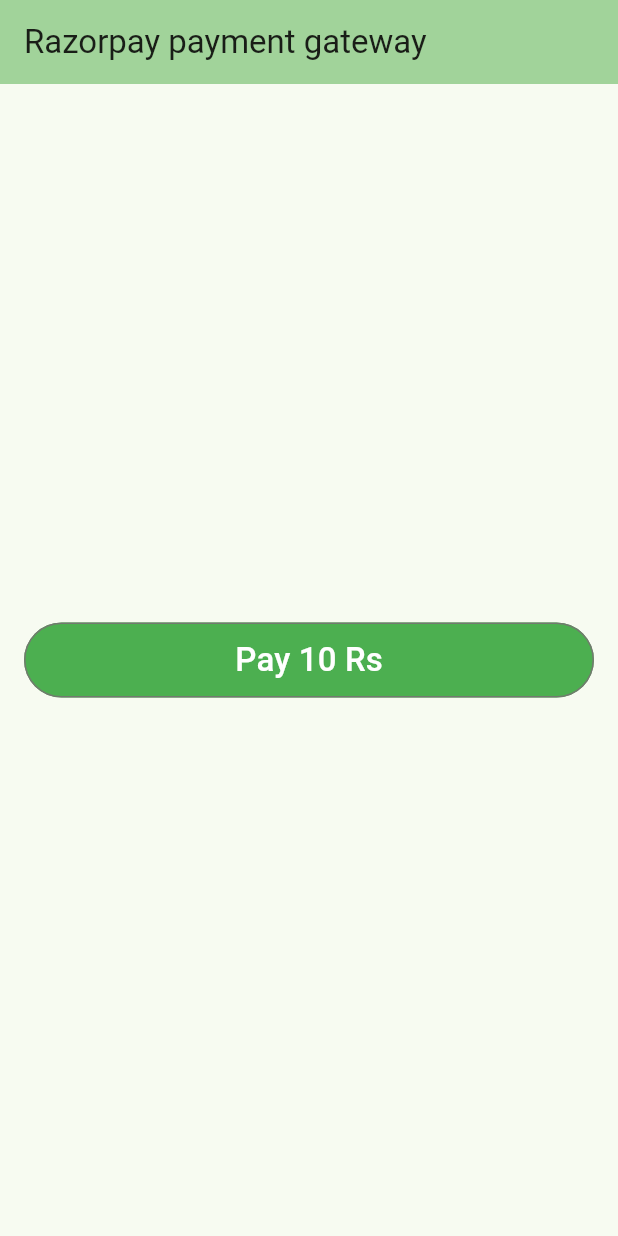
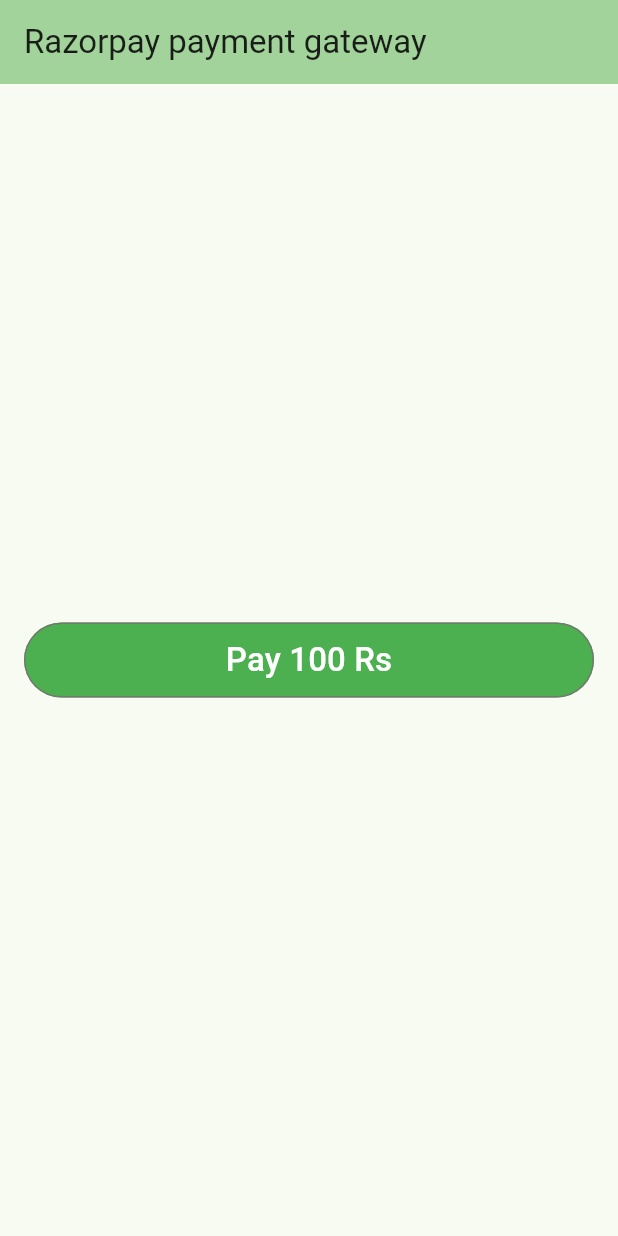
Before and after one commit to pallavipradhan5578/Razorpay-payment-gateway, a Flutter app: the screen it shows after launch, on a phone screen of 412 x 824 dp. Run offline on Flutter 3.47's test engine with Material 3 defaults, Android fonts, the phone set to English and light mode, and no system bars; our stand-ins replace fluttertoast; missing offline and left inert: razorpay_flutter.

Commit message:
initial commit.dart

```diff
--- a/lib/main.dart
+++ b/lib/main.dart
@@ -95,7 +95,7 @@
                 };
                 razorpay.open(options);
               },
-              child: Text("Pay 10 Rs",style: TextStyle(color: Colors.white,fontSize: 22),),style: OutlinedButton.styleFrom(
+              child: Text("Pay 100 Rs",style: TextStyle(color: Colors.white,fontSize: 22),),style: OutlinedButton.styleFrom(
             backgroundColor: Colors.green,minimumSize: Size(380, 50)
           ),
           ),
@@ -104,7 +104,7 @@
 
   void _handlePaymentSuccess(PaymentSuccessResponse response) {
     // Do something when payment succeeds
-    Fluttertoast.showToast(msg: "Payment Success");
+    Fluttertoast.showToast(msg: "Payment Successfully");
   }
 
   void _handlePaymentError(PaymentFailureResponse response) {
```
